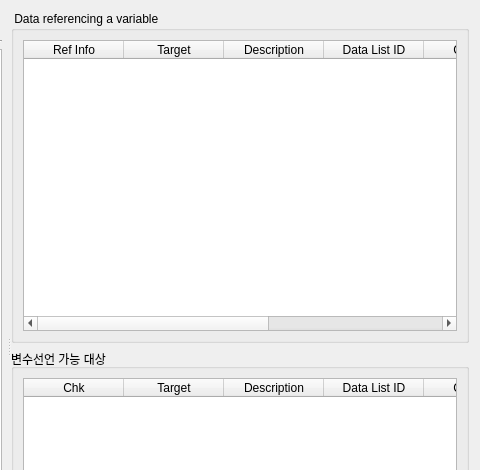
Above: UI/variable_list_dialog.ui from SeungHwan-Baek/test_tool before the change; both pictures show x 460 to 940 and y 0 to 470 of the 940 by 720 pixel window. Below: the same form after it.
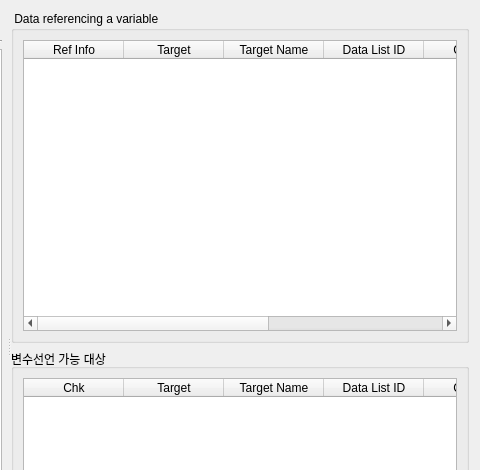
That is the form after the change. Icons and pictures are not drawn.

Patch:
```diff
--- a/UI/variable_list_dialog.ui
+++ b/UI/variable_list_dialog.ui
@@ -281,7 +281,7 @@
               </column>
               <column>
                <property name="text">
-                <string>Description</string>
+                <string>Target Name</string>
                </property>
               </column>
               <column>
@@ -347,7 +347,7 @@
               </column>
               <column>
                <property name="text">
-                <string>Description</string>
+                <string>Target Name</string>
                </property>
               </column>
               <column>
```
